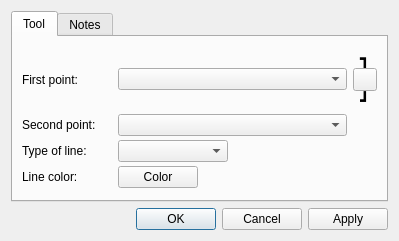
Qt form src/libs/vtools/dialogs/tools/dialogline.ui (equinox-patterns/Ostara) before a commit.
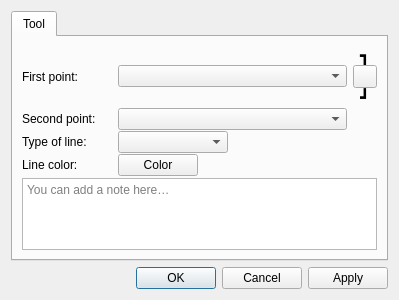
The same form after that commit. Icons and pictures are not drawn. Custom widgets are drawn as their Qt base class.

Commit message: Dialog tools : notes → Tool, onglet Point, base point retiré

The edit to the form file:
```diff
--- a/src/libs/vtools/dialogs/tools/dialogline.ui
+++ b/src/libs/vtools/dialogs/tools/dialogline.ui
@@ -210,15 +210,48 @@
          </item>
         </layout>
        </item>
-      </layout>
-     </widget>
-     <widget class="QWidget" name="tab_2">
-      <attribute name="title">
-       <string>Notes</string>
-      </attribute>
-      <layout class="QVBoxLayout" name="verticalLayout_2">
-       <item>
-        <widget class="QPlainTextEdit" name="plainTextEditToolNotes"/>
+       <item row="4" column="0" colspan="3">
+        <layout class="QVBoxLayout" name="notesAreaLayout">
+         <item>
+          <layout class="QHBoxLayout" name="notesSeparatorLayout">
+           <property name="leftMargin">
+            <number>33</number>
+           </property>
+           <property name="rightMargin">
+            <number>33</number>
+           </property>
+           <item>
+            <widget class="QFrame" name="notesSeparator">
+             <property name="minimumSize">
+              <size>
+               <width>0</width>
+               <height>1</height>
+              </size>
+             </property>
+             <property name="maximumSize">
+              <size>
+               <width>16777215</width>
+               <height>1</height>
+              </size>
+             </property>
+            </widget>
+           </item>
+          </layout>
+         </item>
+         <item>
+          <widget class="QPlainTextEdit" name="plainTextEditToolNotes">
+           <property name="placeholderText">
+            <string>You can add a note here…</string>
+           </property>
+           <property name="maximumSize">
+            <size>
+             <width>16777215</width>
+             <height>100</height>
+            </size>
+           </property>
+          </widget>
+         </item>
+        </layout>
        </item>
       </layout>
      </widget>
```
The commit also changes 77 other files.
